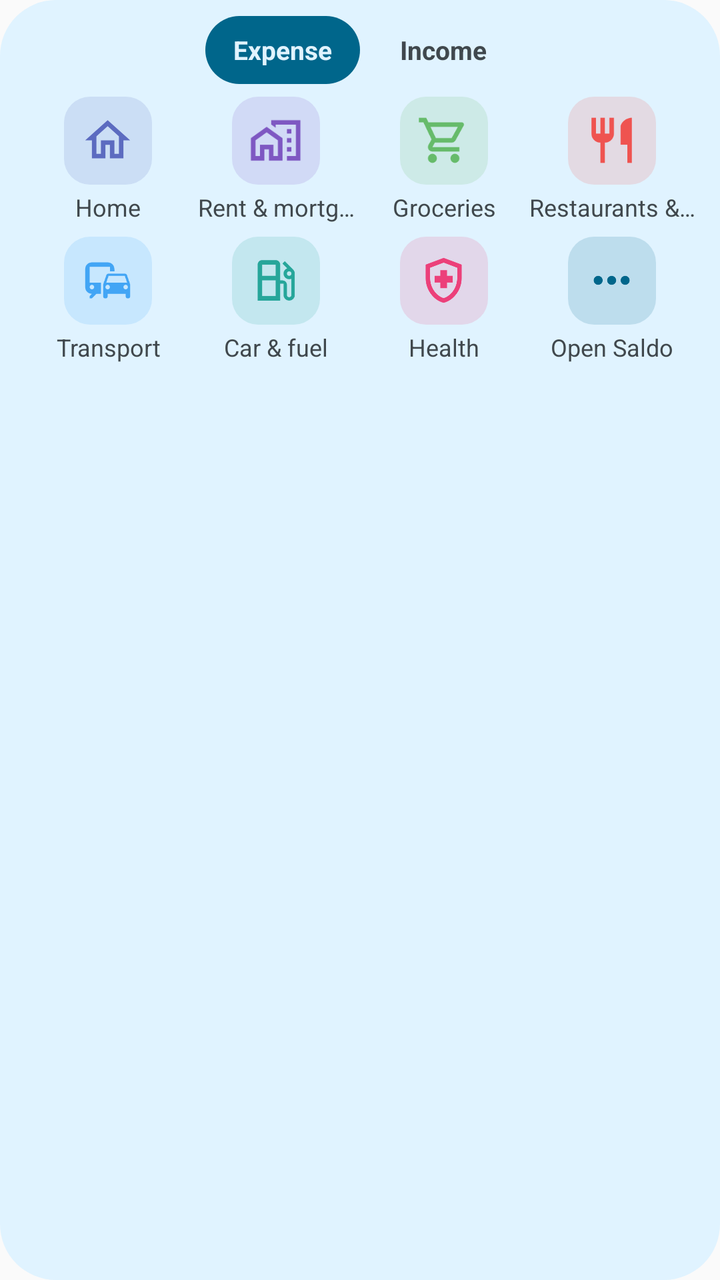
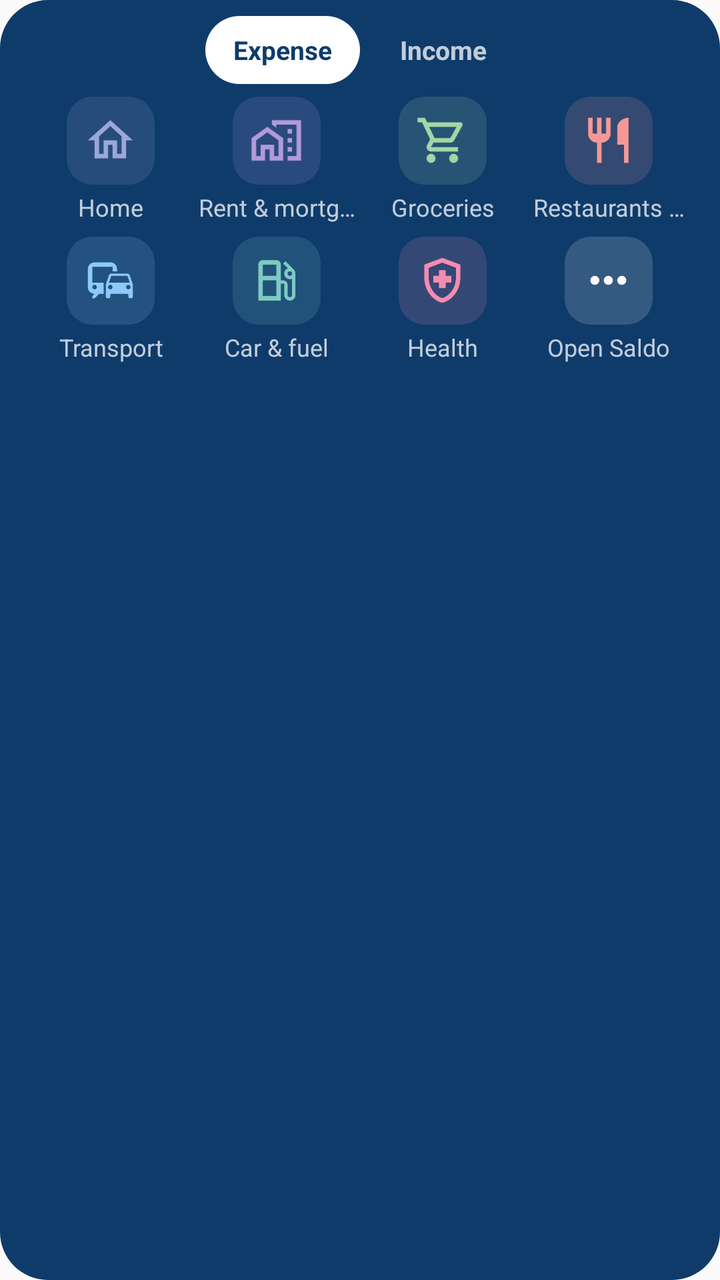

Screens rendered from an Android XML layout before and after an edit, with the pre-edit source and the edit as a unified diff.
<!-- AndroidManifest.xml: application theme Theme.Saldo -->
<!-- res/layout/quick_add_widget_preview.xml -->
<?xml version="1.0" encoding="utf-8"?>
<LinearLayout xmlns:android="http://schemas.android.com/apk/res/android"
    android:layout_width="match_parent"
    android:layout_height="match_parent"
    android:background="@drawable/widget_preview_background"
    android:orientation="vertical"
    android:paddingHorizontal="12dp"
    android:paddingVertical="8dp">

    <LinearLayout
        android:layout_width="match_parent"
        android:layout_height="34dp"
        android:layout_marginBottom="6dp"
        android:gravity="center"
        android:orientation="horizontal">

        <TextView
            android:layout_width="wrap_content"
            android:layout_height="match_parent"
            android:background="@drawable/widget_preview_pill"
            android:gravity="center"
            android:maxLines="1"
            android:paddingHorizontal="14dp"
            android:text="@string/widget_quick_add_expense"
            android:textColor="@color/widget_preview_pill_ink"
            android:textSize="13sp"
            android:textStyle="bold" />

        <TextView
            android:layout_width="wrap_content"
            android:layout_height="match_parent"
            android:layout_marginStart="6dp"
            android:gravity="center"
            android:maxLines="1"
            android:paddingHorizontal="14dp"
            android:text="@string/widget_quick_add_income"
            android:textColor="@color/widget_preview_ink_muted"
            android:textSize="13sp"
            android:textStyle="bold" />
    </LinearLayout>

    <LinearLayout
        android:layout_width="match_parent"
        android:layout_height="64dp"
        android:gravity="center_vertical"
        android:orientation="horizontal">

        <LinearLayout
            android:layout_width="0dp"
            android:layout_height="wrap_content"
            android:layout_weight="1"
            android:gravity="center_horizontal"
            android:orientation="vertical">

            <FrameLayout
                android:layout_width="44dp"
                android:layout_height="44dp">

                <ImageView
                    android:layout_width="match_parent"
                    android:layout_height="match_parent"
                    android:alpha="0.16"
                    android:contentDescription="@null"
                    android:scaleType="fitXY"
                    android:src="@drawable/widget_tile_bg_wide"
                    android:tint="@color/widget_preview_cat_home" />

                <ImageView
                    android:layout_width="27dp"
                    android:layout_height="27dp"
                    android:layout_gravity="center"
                    android:contentDescription="@null"
                    android:src="@drawable/ic_widget_cat_home"
                    android:tint="@color/widget_preview_cat_home" />
            </FrameLayout>

            <TextView
                android:layout_width="match_parent"
                android:layout_height="wrap_content"
                android:layout_marginTop="3dp"
                android:ellipsize="end"
                android:gravity="center_horizontal"
                android:maxLines="1"
                android:text="@string/seed_category_home"
                android:textColor="@color/widget_preview_ink_muted"
                android:textSize="12sp" />
        </LinearLayout>

        <LinearLayout
            android:layout_width="0dp"
            android:layout_height="wrap_content"
            android:layout_weight="1"
            android:gravity="center_horizontal"
            android:orientation="vertical">

            <FrameLayout
                android:layout_width="44dp"
                android:layout_height="44dp">

                <ImageView
                    android:layout_width="match_parent"
                    android:layout_height="match_parent"
                    android:alpha="0.16"
                    android:contentDescription="@null"
                    android:scaleType="fitXY"
                    android:src="@drawable/widget_tile_bg_wide"
                    android:tint="@color/widget_preview_cat_rent" />

                <ImageView
                    android:layout_width="27dp"
                    android:layout_height="27dp"
                    android:layout_gravity="center"
                    android:contentDescription="@null"
                    android:src="@drawable/ic_widget_cat_home_work"
                    android:tint="@color/widget_preview_cat_rent" />
            </FrameLayout>

            <TextView
                android:layout_width="match_parent"
                android:layout_height="wrap_content"
                android:layout_marginTop="3dp"
                android:ellipsize="end"
                android:gravity="center_horizontal"
                android:maxLines="1"
                android:text="@string/seed_category_rent_mortgage"
                android:textColor="@color/widget_preview_ink_muted"
                android:textSize="12sp" />
        </LinearLayout>

        <LinearLayout
            android:layout_width="0dp"
            android:layout_height="wrap_content"
            android:layout_weight="1"
            android:gravity="center_horizontal"
            android:orientation="vertical">

            <FrameLayout
                android:layout_width="44dp"
                android:layout_height="44dp">

                <ImageView
                    android:layout_width="match_parent"
                    android:layout_height="match_parent"
                    android:alpha="0.16"
                    android:contentDescription="@null"
                    android:scaleType="fitXY"
                    android:src="@drawable/widget_tile_bg_wide"
                    android:tint="@color/widget_preview_cat_groceries" />

                <ImageView
                    android:layout_width="27dp"
                    android:layout_height="27dp"
                    android:layout_gravity="center"
                    android:contentDescription="@null"
                    android:src="@drawable/ic_widget_cat_shopping_cart"
                    android:tint="@color/widget_preview_cat_groceries" />
            </FrameLayout>

            <TextView
                android:layout_width="match_parent"
                android:layout_height="wrap_content"
                android:layout_marginTop="3dp"
                android:ellipsize="end"
                android:gravity="center_horizontal"
                android:maxLines="1"
                android:text="@string/seed_category_groceries"
                android:textColor="@color/widget_preview_ink_muted"
                android:textSize="12sp" />
        </LinearLayout>

        <LinearLayout
            android:layout_width="0dp"
            android:layout_height="wrap_content"
            android:layout_weight="1"
            android:gravity="center_horizontal"
            android:orientation="vertical">

            <FrameLayout
                android:layout_width="44dp"
                android:layout_height="44dp">

                <ImageView
                    android:layout_width="match_parent"
                    android:layout_height="match_parent"
                    android:alpha="0.16"
                    android:contentDescription="@null"
                    android:scaleType="fitXY"
                    android:src="@drawable/widget_tile_bg_wide"
                    android:tint="@color/widget_preview_cat_dining" />

                <ImageView
                    android:layout_width="27dp"
                    android:layout_height="27dp"
                    android:layout_gravity="center"
                    android:contentDescription="@null"
                    android:src="@drawable/ic_widget_cat_restaurant"
                    android:tint="@color/widget_preview_cat_dining" />
            </FrameLayout>

            <TextView
                android:layout_width="match_parent"
                android:layout_height="wrap_content"
                android:layout_marginTop="3dp"
                android:ellipsize="end"
                android:gravity="center_horizontal"
                android:maxLines="1"
                android:text="@string/seed_category_dining"
                android:textColor="@color/widget_preview_ink_muted"
                android:textSize="12sp" />
        </LinearLayout>
    </LinearLayout>

    <LinearLayout
        android:layout_width="match_parent"
        android:layout_height="64dp"
        android:layout_marginTop="6dp"
        android:gravity="center_vertical"
        android:orientation="horizontal">

        <LinearLayout
            android:layout_width="0dp"
            android:layout_height="wrap_content"
            android:layout_weight="1"
            android:gravity="center_horizontal"
            android:orientation="vertical">

            <FrameLayout
                android:layout_width="44dp"
                android:layout_height="44dp">

                <ImageView
                    android:layout_width="match_parent"
                    android:layout_height="match_parent"
                    android:alpha="0.16"
                    android:contentDescription="@null"
                    android:scaleType="fitXY"
                    android:src="@drawable/widget_tile_bg_wide"
                    android:tint="@color/widget_preview_cat_transport" />

                <ImageView
                    android:layout_width="27dp"
                    android:layout_height="27dp"
                    android:layout_gravity="center"
                    android:contentDescription="@null"
                    android:src="@drawable/ic_widget_cat_commute"
                    android:tint="@color/widget_preview_cat_transport" />
            </FrameLayout>

            <TextView
                android:layout_width="match_parent"
                android:layout_height="wrap_content"
                android:layout_marginTop="3dp"
                android:ellipsize="end"
                android:gravity="center_horizontal"
                android:maxLines="1"
                android:text="@string/seed_category_transport"
                android:textColor="@color/widget_preview_ink_muted"
                android:textSize="12sp" />
        </LinearLayout>

        <LinearLayout
            android:layout_width="0dp"
            android:layout_height="wrap_content"
            android:layout_weight="1"
            android:gravity="center_horizontal"
            android:orientation="vertical">

            <FrameLayout
                android:layout_width="44dp"
                android:layout_height="44dp">

                <ImageView
                    android:layout_width="match_parent"
                    android:layout_height="match_parent"
                    android:alpha="0.16"
                    android:contentDescription="@null"
                    android:scaleType="fitXY"
                    android:src="@drawable/widget_tile_bg_wide"
                    android:tint="@color/widget_preview_cat_fuel" />

                <ImageView
                    android:layout_width="27dp"
                    android:layout_height="27dp"
                    android:layout_gravity="center"
                    android:contentDescription="@null"
                    android:src="@drawable/ic_widget_cat_local_gas_station"
                    android:tint="@color/widget_preview_cat_fuel" />
            </FrameLayout>

            <TextView
                android:layout_width="match_parent"
                android:layout_height="wrap_content"
                android:layout_marginTop="3dp"
                android:ellipsize="end"
                android:gravity="center_horizontal"
                android:maxLines="1"
                android:text="@string/seed_category_car_fuel"
                android:textColor="@color/widget_preview_ink_muted"
                android:textSize="12sp" />
        </LinearLayout>

        <LinearLayout
            android:layout_width="0dp"
            android:layout_height="wrap_content"
            android:layout_weight="1"
            android:gravity="center_horizontal"
            android:orientation="vertical">

            <FrameLayout
                android:layout_width="44dp"
                android:layout_height="44dp">

                <ImageView
                    android:layout_width="match_parent"
                    android:layout_height="match_parent"
                    android:alpha="0.16"
                    android:contentDescription="@null"
                    android:scaleType="fitXY"
                    android:src="@drawable/widget_tile_bg_wide"
                    android:tint="@color/widget_preview_cat_health" />

                <ImageView
                    android:layout_width="27dp"
                    android:layout_height="27dp"
                    android:layout_gravity="center"
                    android:contentDescription="@null"
                    android:src="@drawable/ic_widget_cat_health_and_safety"
                    android:tint="@color/widget_preview_cat_health" />
            </FrameLayout>

            <TextView
                android:layout_width="match_parent"
                android:layout_height="wrap_content"
                android:layout_marginTop="3dp"
                android:ellipsize="end"
                android:gravity="center_horizontal"
                android:maxLines="1"
                android:text="@string/seed_category_health"
                android:textColor="@color/widget_preview_ink_muted"
                android:textSize="12sp" />
        </LinearLayout>

        <LinearLayout
            android:layout_width="0dp"
            android:layout_height="wrap_content"
            android:layout_weight="1"
            android:gravity="center_horizontal"
            android:orientation="vertical">

            <FrameLayout
                android:layout_width="44dp"
                android:layout_height="44dp">

                <ImageView
                    android:layout_width="match_parent"
                    android:layout_height="match_parent"
                    android:alpha="0.16"
                    android:contentDescription="@null"
                    android:scaleType="fitXY"
                    android:src="@drawable/widget_tile_bg_wide"
                    android:tint="@color/widget_preview_pill" />

                <ImageView
                    android:layout_width="27dp"
                    android:layout_height="27dp"
                    android:layout_gravity="center"
                    android:contentDescription="@null"
                    android:src="@drawable/ic_widget_cat_more"
                    android:tint="@color/widget_preview_pill" />
            </FrameLayout>

            <TextView
                android:layout_width="match_parent"
                android:layout_height="wrap_content"
                android:layout_marginTop="3dp"
                android:ellipsize="end"
                android:gravity="center_horizontal"
                android:maxLines="1"
                android:text="@string/widget_quick_add_open"
                android:textColor="@color/widget_preview_ink_muted"
                android:textSize="12sp" />
        </LinearLayout>
    </LinearLayout>
</LinearLayout>
<!-- resources referenced by this layout -->
<resources>
  <color name="widget_preview_cat_dining">#EF5350</color>
  <color name="widget_preview_cat_fuel">#26A69A</color>
  <color name="widget_preview_cat_groceries">#66BB6A</color>
  <color name="widget_preview_cat_health">#EC407A</color>
  <color name="widget_preview_cat_home">#5C6BC0</color>
  <color name="widget_preview_cat_rent">#7E57C2</color>
  <color name="widget_preview_cat_transport">#42A5F5</color>
  <color name="widget_preview_ink_muted">@android:color/system_neutral2_700</color>
  <color name="widget_preview_pill">@android:color/system_accent1_600</color>
  <color name="widget_preview_pill_ink">@android:color/system_accent1_50</color>
  <!-- drawable ic_widget_cat_home (drawable) -->
  <?xml version="1.0" encoding="utf-8"?>
  <vector xmlns:android="http://schemas.android.com/apk/res/android"
      android:width="24dp"
      android:height="24dp"
      android:viewportWidth="24"
      android:viewportHeight="24">
      <path
          android:fillColor="#FFFFFFFF"
          android:pathData="M12,5.69 l5,4.5 V18 h-2 v-6 H9 v6 H7 v-7.81 l5,-4.5 M12,3 L2,12 h3 v8 h6 v-6 h2 v6 h6 v-8 h3 L12,3 z" />
  </vector>
  <!-- drawable ic_widget_cat_more (drawable) -->
  <?xml version="1.0" encoding="utf-8"?>
  <vector xmlns:android="http://schemas.android.com/apk/res/android"
      android:width="24dp"
      android:height="24dp"
      android:viewportWidth="24"
      android:viewportHeight="24">
      <path
          android:fillColor="#FFFFFFFF"
          android:pathData="M6,10 c-1.1,0 -2,0.9 -2,2 s0.9,2 2,2 s2,-0.9 2,-2 s-0.9,-2 -2,-2 z M18,10 c-1.1,0 -2,0.9 -2,2 s0.9,2 2,2 s2,-0.9 2,-2 s-0.9,-2 -2,-2 z M12,10 c-1.1,0 -2,0.9 -2,2 s0.9,2 2,2 s2,-0.9 2,-2 s-0.9,-2 -2,-2 z" />
  </vector>
  <!-- drawable ic_widget_cat_restaurant (drawable) -->
  <?xml version="1.0" encoding="utf-8"?>
  <vector xmlns:android="http://schemas.android.com/apk/res/android"
      android:width="24dp"
      android:height="24dp"
      android:viewportWidth="24"
      android:viewportHeight="24">
      <path
          android:fillColor="#FFFFFFFF"
          android:pathData="M16,6 v8 h3 v8 h2 L21,2 c-2.76,0 -5,2.24 -5,4 z M11,9 L9,9 L9,2 L7,2 v7 L5,9 L5,2 L3,2 v7 c0,2.21 1.79,4 4,4 v9 h2 v-9 c2.21,0 4,-1.79 4,-4 L13,2 h-2 v7 z" />
  </vector>
  <!-- drawable widget_preview_background (drawable) -->
  <?xml version="1.0" encoding="utf-8"?>
  <shape xmlns:android="http://schemas.android.com/apk/res/android"
      android:shape="rectangle">
      <solid android:color="@color/widget_preview_surface" />
      <corners android:radius="@android:dimen/system_app_widget_background_radius" />
  </shape>
  <!-- drawable widget_preview_pill (drawable) -->
  <?xml version="1.0" encoding="utf-8"?>
  <shape xmlns:android="http://schemas.android.com/apk/res/android"
      android:shape="rectangle">
      <solid android:color="@color/widget_preview_pill" />
      <corners android:radius="100dp" />
  </shape>
  <!-- drawable widget_tile_bg_wide (drawable) -->
  <?xml version="1.0" encoding="utf-8"?>
  <shape xmlns:android="http://schemas.android.com/apk/res/android"
      android:shape="rectangle">
      <solid android:color="@color/widget_placeholder" />
      <corners android:radius="13dp" />
  </shape>
  <string name="seed_category_car_fuel">Car &amp; fuel</string>
  <string name="seed_category_dining">Restaurants &amp; bars</string>
  <string name="seed_category_groceries">Groceries</string>
  <string name="seed_category_health">Health</string>
  <string name="seed_category_home">Home</string>
  <string name="seed_category_rent_mortgage">Rent &amp; mortgage</string>
  <string name="seed_category_transport">Transport</string>
  <string name="widget_quick_add_expense">Expense</string>
  <string name="widget_quick_add_income">Income</string>
  <string name="widget_quick_add_open">Open Saldo</string>
  <style name="Theme.Saldo" parent="android:Theme.Material.Light.NoActionBar" />
  <color name="widget_preview_surface">@android:color/system_accent2_50</color>
  <color name="widget_placeholder">#DCD2EA</color>
  <!-- unchanged entries left out for length: 5 -->
</resources>

<!-- the commit's change to res/layout/quick_add_widget_preview.xml (unified diff, before → after) -->
@@ -4,7 +4,7 @@
     android:layout_height="match_parent"
     android:background="@drawable/widget_preview_background"
     android:orientation="vertical"
-    android:paddingHorizontal="12dp"
+    android:paddingHorizontal="14dp"
     android:paddingVertical="8dp">
 
     <LinearLayout
<!-- resource entries referenced after the edit -->
@@ -1,15 +1,15 @@
 <!-- resources referenced by this layout -->
 <resources>
-  <color name="widget_preview_cat_dining">#EF5350</color>
-  <color name="widget_preview_cat_fuel">#26A69A</color>
-  <color name="widget_preview_cat_groceries">#66BB6A</color>
-  <color name="widget_preview_cat_health">#EC407A</color>
-  <color name="widget_preview_cat_home">#5C6BC0</color>
-  <color name="widget_preview_cat_rent">#7E57C2</color>
-  <color name="widget_preview_cat_transport">#42A5F5</color>
-  <color name="widget_preview_ink_muted">@android:color/system_neutral2_700</color>
-  <color name="widget_preview_pill">@android:color/system_accent1_600</color>
-  <color name="widget_preview_pill_ink">@android:color/system_accent1_50</color>
+  <color name="widget_preview_cat_dining">#F59896</color>
+  <color name="widget_preview_cat_fuel">#7DCAC2</color>
+  <color name="widget_preview_cat_groceries">#A3D6A6</color>
+  <color name="widget_preview_cat_health">#F48CAF</color>
+  <color name="widget_preview_cat_home">#9DA6D9</color>
+  <color name="widget_preview_cat_rent">#B29ADA</color>
+  <color name="widget_preview_cat_transport">#8EC9F9</color>
+  <color name="widget_preview_ink_muted">#BFFFFFFF</color>
+  <color name="widget_preview_pill">#FFFFFFFF</color>
+  <color name="widget_preview_pill_ink">#FF0F3B6B</color>
   <!-- drawable ic_widget_cat_home (drawable) -->
   <?xml version="1.0" encoding="utf-8"?>
   <vector xmlns:android="http://schemas.android.com/apk/res/android"
@@ -47,8 +47,8 @@
   <?xml version="1.0" encoding="utf-8"?>
   <shape xmlns:android="http://schemas.android.com/apk/res/android"
       android:shape="rectangle">
-      <solid android:color="@color/widget_preview_surface" />
-      <corners android:radius="@android:dimen/system_app_widget_background_radius" />
+      <solid android:color="@color/widget_preview_card" />
+      <corners android:radius="24dp" />
   </shape>
   <!-- drawable widget_preview_pill (drawable) -->
   <?xml version="1.0" encoding="utf-8"?>
@@ -75,8 +75,8 @@
   <string name="widget_quick_add_income">Income</string>
   <string name="widget_quick_add_open">Open Saldo</string>
   <style name="Theme.Saldo" parent="android:Theme.Material.Light.NoActionBar" />
-  <color name="widget_preview_surface">@android:color/system_accent2_50</color>
-  <color name="widget_placeholder">#DCD2EA</color>
+  <color name="widget_preview_card">#FF0F3B6B</color>
+  <color name="widget_placeholder">#FF355A83</color>
   <!-- unchanged entries left out for length: 5 -->
 </resources>
 
